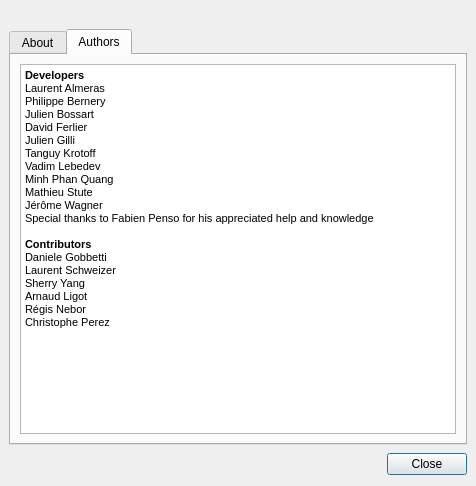
The window that wengophone/src/presentation/qt/AboutWindow.ui (tkrotoff/WengoPhone) describes before a commit, drawn with Qt 5.
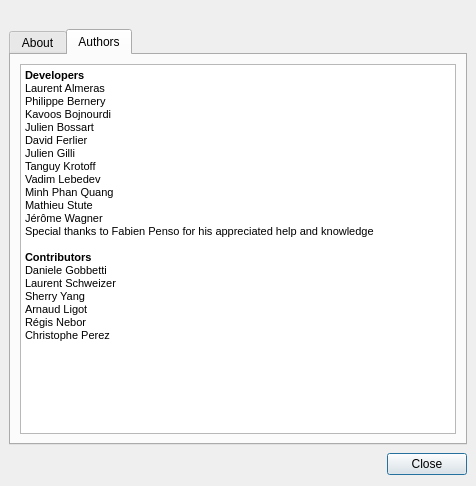
The same window after the commit. The open tabs and pages were chosen to show the change. Icons and pictures are not drawn.

```diff
--- a/wengophone/src/presentation/qt/AboutWindow.ui
+++ b/wengophone/src/presentation/qt/AboutWindow.ui
@@ -61,7 +61,7 @@
           <bool>true</bool>
          </property>
          <property name="html" >
-          <string>&lt;html>&lt;head>&lt;meta name="qrichtext" content="1" />&lt;/head>&lt;body style=" white-space: pre-wrap; font-family:MS Shell Dlg; font-size:8.25pt; font-weight:400; font-style:normal; text-decoration:none;">&lt;p style=" margin-top:0px; margin-bottom:0px; margin-left:0px; margin-right:0px; -qt-block-indent:0; text-indent:0px; font-size:8pt;">&lt;span style=" font-weight:600;">Developers&lt;/span>&lt;/p>&lt;p style=" margin-top:0px; margin-bottom:0px; margin-left:0px; margin-right:0px; -qt-block-indent:0; text-indent:0px; font-size:8pt;">Laurent Almeras&lt;/p>&lt;p style=" margin-top:0px; margin-bottom:0px; margin-left:0px; margin-right:0px; -qt-block-indent:0; text-indent:0px; font-size:8pt;">Philippe Bernery&lt;/p>&lt;p style=" margin-top:0px; margin-bottom:0px; margin-left:0px; margin-right:0px; -qt-block-indent:0; text-indent:0px; font-size:8pt;">Julien Bossart&lt;/p>&lt;p style=" margin-top:0px; margin-bottom:0px; margin-left:0px; margin-right:0px; -qt-block-indent:0; text-indent:0px; font-size:8pt;">David Ferlier&lt;/p>&lt;p style=" margin-top:0px; margin-bottom:0px; margin-left:0px; margin-right:0px; -qt-block-indent:0; text-indent:0px; font-size:8pt;">Julien Gilli&lt;/p>&lt;p style=" margin-top:0px; margin-bottom:0px; margin-left:0px; margin-right:0px; -qt-block-indent:0; text-indent:0px; font-size:8pt;">Tanguy Krotoff&lt;/p>&lt;p style=" margin-top:0px; margin-bottom:0px; margin-left:0px; margin-right:0px; -qt-block-indent:0; text-indent:0px; font-size:8pt;">Vadim Lebedev&lt;/p>&lt;p style=" margin-top:0px; margin-bottom:0px; margin-left:0px; margin-right:0px; -qt-block-indent:0; text-indent:0px; font-size:8pt;">Minh Phan Quang&lt;/p>&lt;p style=" margin-top:0px; margin-bottom:0px; margin-left:0px; margin-right:0px; -qt-block-indent:0; text-indent:0px; font-size:8pt;">Mathieu Stute&lt;/p>&lt;p style=" margin-top:0px; margin-bottom:0px; margin-left:0px; margin-right:0px; -qt-block-indent:0; text-indent:0px; font-size:8pt;">Jérôme Wagner&lt;/p>&lt;p style=" margin-top:0px; margin-bottom:0px; margin-left:0px; margin-right:0px; -qt-block-indent:0; text-indent:0px; font-size:8pt;">Special thanks to Fabien Penso for his appreciated help and knowledge&lt;/p>&lt;p style="-qt-paragraph-type:empty; margin-top:0px; margin-bottom:0px; margin-left:0px; margin-right:0px; -qt-block-indent:0; text-indent:0px; font-size:8pt;">&lt;/p>&lt;p style=" margin-top:0px; margin-bottom:0px; margin-left:0px; margin-right:0px; -qt-block-indent:0; text-indent:0px; font-size:8pt;">&lt;span style=" font-weight:600;">Contributors&lt;/span>&lt;/p>&lt;p style=" margin-top:0px; margin-bottom:0px; margin-left:0px; margin-right:0px; -qt-block-indent:0; text-indent:0px; font-size:8pt;">Daniele Gobbetti&lt;/p>&lt;p style=" margin-top:0px; margin-bottom:0px; margin-left:0px; margin-right:0px; -qt-block-indent:0; text-indent:0px; font-size:8pt;">Laurent Schweizer&lt;/p>&lt;p style=" margin-top:0px; margin-bottom:0px; margin-left:0px; margin-right:0px; -qt-block-indent:0; text-indent:0px; font-size:8pt;">Sherry Yang&lt;/p>&lt;p style=" margin-top:0px; margin-bottom:0px; margin-left:0px; margin-right:0px; -qt-block-indent:0; text-indent:0px; font-size:8pt;">Arnaud Ligot&lt;/p>&lt;p style=" margin-top:0px; margin-bottom:0px; margin-left:0px; margin-right:0px; -qt-block-indent:0; text-indent:0px; font-size:8pt;">Régis Nebor&lt;/p>&lt;p style=" margin-top:0px; margin-bottom:0px; margin-left:0px; margin-right:0px; -qt-block-indent:0; text-indent:0px; font-size:8pt;">Christophe Perez&lt;/p>&lt;/body>&lt;/html></string>
+          <string>&lt;html>&lt;head>&lt;meta name="qrichtext" content="1" />&lt;/head>&lt;body style=" white-space: pre-wrap; font-family:MS Shell Dlg; font-size:8.25pt; font-weight:400; font-style:normal; text-decoration:none;">&lt;p style=" margin-top:0px; margin-bottom:0px; margin-left:0px; margin-right:0px; -qt-block-indent:0; text-indent:0px; font-size:8pt;">&lt;span style=" font-weight:600;">Developers&lt;/span>&lt;/p>&lt;p style=" margin-top:0px; margin-bottom:0px; margin-left:0px; margin-right:0px; -qt-block-indent:0; text-indent:0px; font-size:8pt;">Laurent Almeras&lt;/p>&lt;p style=" margin-top:0px; margin-bottom:0px; margin-left:0px; margin-right:0px; -qt-block-indent:0; text-indent:0px; font-size:8pt;">Philippe Bernery&lt;/p>&lt;p style=" margin-top:0px; margin-bottom:0px; margin-left:0px; margin-right:0px; -qt-block-indent:0; text-indent:0px; font-size:8pt;">Kavoos Bojnourdi&lt;/p>&lt;p style=" margin-top:0px; margin-bottom:0px; margin-left:0px; margin-right:0px; -qt-block-indent:0; text-indent:0px; font-size:8pt;">Julien Bossart&lt;/p>&lt;p style=" margin-top:0px; margin-bottom:0px; margin-left:0px; margin-right:0px; -qt-block-indent:0; text-indent:0px; font-size:8pt;">David Ferlier&lt;/p>&lt;p style=" margin-top:0px; margin-bottom:0px; margin-left:0px; margin-right:0px; -qt-block-indent:0; text-indent:0px; font-size:8pt;">Julien Gilli&lt;/p>&lt;p style=" margin-top:0px; margin-bottom:0px; margin-left:0px; margin-right:0px; -qt-block-indent:0; text-indent:0px; font-size:8pt;">Tanguy Krotoff&lt;/p>&lt;p style=" margin-top:0px; margin-bottom:0px; margin-left:0px; margin-right:0px; -qt-block-indent:0; text-indent:0px; font-size:8pt;">Vadim Lebedev&lt;/p>&lt;p style=" margin-top:0px; margin-bottom:0px; margin-left:0px; margin-right:0px; -qt-block-indent:0; text-indent:0px; font-size:8pt;">Minh Phan Quang&lt;/p>&lt;p style=" margin-top:0px; margin-bottom:0px; margin-left:0px; margin-right:0px; -qt-block-indent:0; text-indent:0px; font-size:8pt;">Mathieu Stute&lt;/p>&lt;p style=" margin-top:0px; margin-bottom:0px; margin-left:0px; margin-right:0px; -qt-block-indent:0; text-indent:0px; font-size:8pt;">Jérôme Wagner&lt;/p>&lt;p style=" margin-top:0px; margin-bottom:0px; margin-left:0px; margin-right:0px; -qt-block-indent:0; text-indent:0px; font-size:8pt;">Special thanks to Fabien Penso for his appreciated help and knowledge&lt;/p>&lt;p style="-qt-paragraph-type:empty; margin-top:0px; margin-bottom:0px; margin-left:0px; margin-right:0px; -qt-block-indent:0; text-indent:0px; font-size:8pt;">&lt;/p>&lt;p style=" margin-top:0px; margin-bottom:0px; margin-left:0px; margin-right:0px; -qt-block-indent:0; text-indent:0px; font-size:8pt;">&lt;span style=" font-weight:600;">Contributors&lt;/span>&lt;/p>&lt;p style=" margin-top:0px; margin-bottom:0px; margin-left:0px; margin-right:0px; -qt-block-indent:0; text-indent:0px; font-size:8pt;">Daniele Gobbetti&lt;/p>&lt;p style=" margin-top:0px; margin-bottom:0px; margin-left:0px; margin-right:0px; -qt-block-indent:0; text-indent:0px; font-size:8pt;">Laurent Schweizer&lt;/p>&lt;p style=" margin-top:0px; margin-bottom:0px; margin-left:0px; margin-right:0px; -qt-block-indent:0; text-indent:0px; font-size:8pt;">Sherry Yang&lt;/p>&lt;p style=" margin-top:0px; margin-bottom:0px; margin-left:0px; margin-right:0px; -qt-block-indent:0; text-indent:0px; font-size:8pt;">Arnaud Ligot&lt;/p>&lt;p style=" margin-top:0px; margin-bottom:0px; margin-left:0px; margin-right:0px; -qt-block-indent:0; text-indent:0px; font-size:8pt;">Régis Nebor&lt;/p>&lt;p style=" margin-top:0px; margin-bottom:0px; margin-left:0px; margin-right:0px; -qt-block-indent:0; text-indent:0px; font-size:8pt;">Christophe Perez&lt;/p>&lt;/body>&lt;/html></string>
          </property>
         </widget>
        </item>
```
